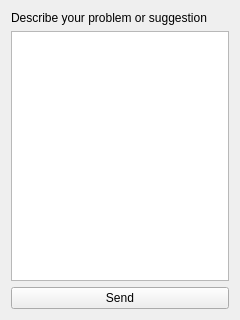
Qt form gui/help.ui (dickreuter/Poker) before a commit.
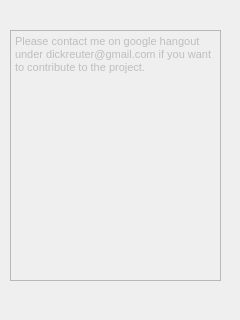
The same form after that commit.

Diff of the .ui file:
```diff
--- a/gui/help.ui
+++ b/gui/help.ui
@@ -13,25 +13,26 @@
   <property name="windowTitle">
    <string>Form</string>
   </property>
-  <layout class="QGridLayout" name="gridLayout">
-   <item row="0" column="0">
-    <widget class="QLabel" name="label_3">
-     <property name="text">
-      <string>Describe your problem or suggestion</string>
-     </property>
-    </widget>
-   </item>
-   <item row="1" column="0">
-    <widget class="QPlainTextEdit" name="plainTextEdit"/>
-   </item>
-   <item row="2" column="0">
-    <widget class="QPushButton" name="pushButton_send">
-     <property name="text">
-      <string>Send</string>
-     </property>
-    </widget>
-   </item>
-  </layout>
+  <widget class="QTextBrowser" name="textBrowser">
+   <property name="enabled">
+    <bool>false</bool>
+   </property>
+   <property name="geometry">
+    <rect>
+     <x>10</x>
+     <y>30</y>
+     <width>211</width>
+     <height>251</height>
+    </rect>
+   </property>
+   <property name="html">
+    <string>&lt;!DOCTYPE HTML PUBLIC &quot;-//W3C//DTD HTML 4.0//EN&quot; &quot;http://www.w3.org/TR/REC-html40/strict.dtd&quot;&gt;
+&lt;html&gt;&lt;head&gt;&lt;meta name=&quot;qrichtext&quot; content=&quot;1&quot; /&gt;&lt;style type=&quot;text/css&quot;&gt;
+p, li { white-space: pre-wrap; }
+&lt;/style&gt;&lt;/head&gt;&lt;body style=&quot; font-family:'MS Shell Dlg 2'; font-size:8.25pt; font-weight:400; font-style:normal;&quot;&gt;
+&lt;p style=&quot; margin-top:0px; margin-bottom:0px; margin-left:0px; margin-right:0px; -qt-block-indent:0; text-indent:0px;&quot;&gt;Please contact me on google hangout under dickreuter@gmail.com if you want to contribute to the project.&lt;/p&gt;&lt;/body&gt;&lt;/html&gt;</string>
+   </property>
+  </widget>
  </widget>
  <resources/>
  <connections/>
```
